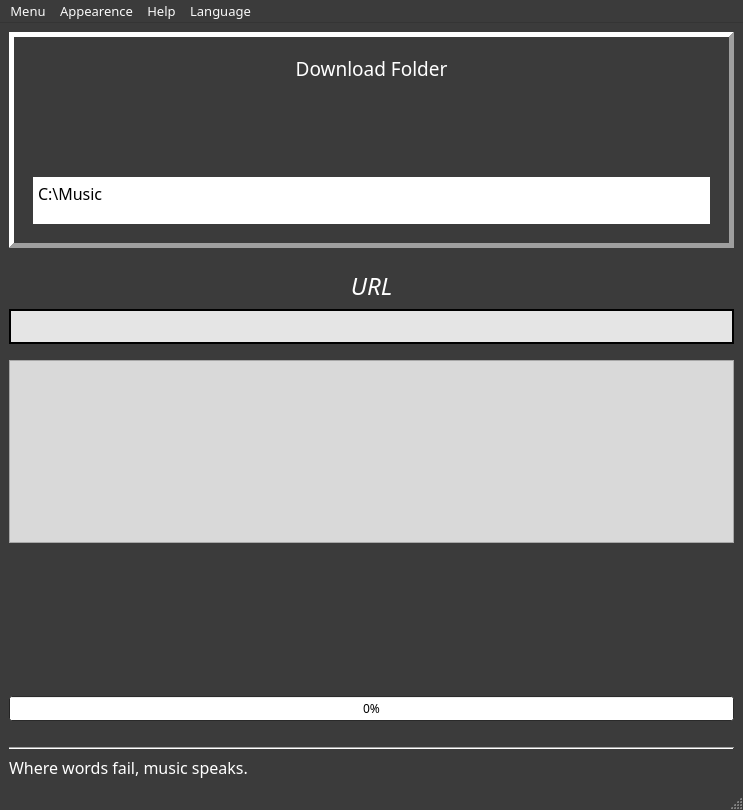
This is gui/gui_main.ui in kekfic/mytunefy as Qt 5 draws it before an edit. The edited form follows.
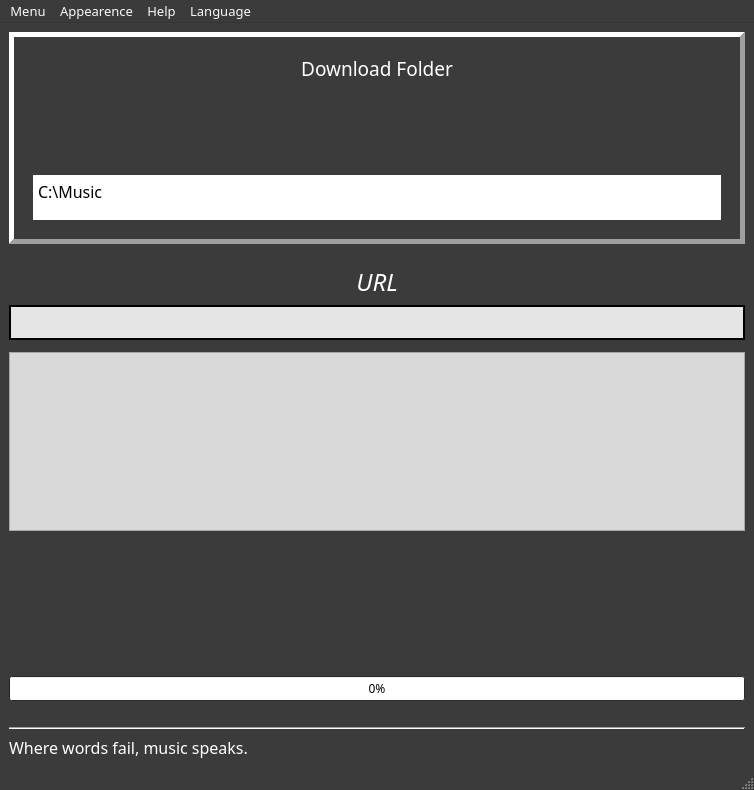
This is the edited form. Icons and pictures are not drawn.

Patch:
```diff
--- a/gui/gui_main.ui
+++ b/gui/gui_main.ui
@@ -6,8 +6,8 @@
    <rect>
     <x>0</x>
     <y>0</y>
-    <width>743</width>
-    <height>810</height>
+    <width>754</width>
+    <height>790</height>
    </rect>
   </property>
   <property name="maximumSize">
@@ -916,7 +916,7 @@
     <rect>
      <x>0</x>
      <y>0</y>
-     <width>743</width>
+     <width>754</width>
      <height>29</height>
     </rect>
    </property>
```
